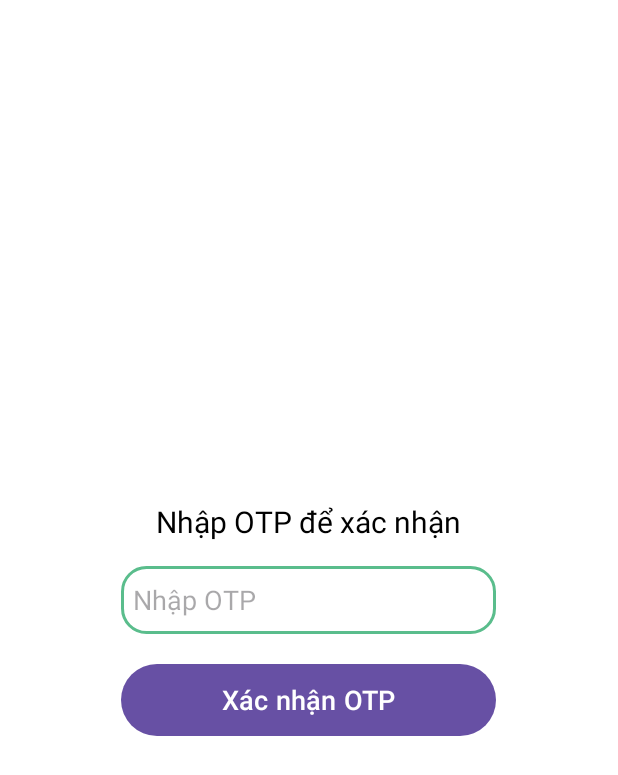
After one commit to phamdanhhuong/Library_Mobile, an Android app: the layout activity_reset_password.xml on its own in the app's theme, with its tools: preview values and no code run, on a phone screen of 412 x 824 dp. The commit adds this screen. Shown: the top 775 px of the screen. Run offline under Robolectric (Android 15) with nearby library versions, the light colour scheme and no system bars; network calls fail.

Commit message:
Thêm quên mật khẩu

```diff
--- a/app/src/main/AndroidManifest.xml
+++ b/app/src/main/AndroidManifest.xml
@@ -26,6 +26,8 @@
         <activity android:name=".LoginActivity"/>
         <activity android:name=".RegisterActivity"/>
         <activity android:name=".OtpRegisterActivity"/>
+        <activity android:name=".SendPasswordResetOtpActivity"/>
+        <activity android:name=".ResetPassActivity"/>
     </application>
     <uses-permission android:name="android.permission.INTERNET" />
     <uses-permission android:name="android.permission.ACCESS_NETWORK_STATE"/>
--- a/app/src/main/java/com/phamhuong/library/LoginActivity.java
+++ b/app/src/main/java/com/phamhuong/library/LoginActivity.java
@@ -50,7 +50,9 @@ public class LoginActivity extends AppCompatActivity {
         });
         init();
         btnForgotPassword.setOnClickListener(view -> {
-            Toast.makeText(this, "Bạn đã bấm quên mk", Toast.LENGTH_SHORT).show();
+            Intent intent = new Intent(this, SendPasswordResetOtpActivity.class);
+            startActivity(intent);
+            finish();
         });
         btnDontHaveAccount.setOnClickListener(view -> {
             Intent intent = new Intent(this, RegisterActivity.class);
--- a/app/src/main/java/com/phamhuong/library/model/RetrofitClient.java
+++ b/app/src/main/java/com/phamhuong/library/model/RetrofitClient.java
@@ -12,7 +12,7 @@ public class RetrofitClient {
                 .build();
         if(retrofit == null){
             retrofit = new Retrofit.Builder()
-                    .baseUrl("http://192.168.1.6:8080/")
+                    .baseUrl("http://192.168.1.3:8080/")
                     .addConverterFactory(GsonConverterFactory.create())
                     .client(client)
                     .build();
--- a/app/src/main/java/com/phamhuong/library/service/APIService.java
+++ b/app/src/main/java/com/phamhuong/library/service/APIService.java
@@ -36,4 +36,8 @@ public interface APIService {
     Call<ApiResponse> SendOtpActiveAccount(@Body Map<String, String> requestBody);
     @POST("/auth/activate-account")
     Call<ApiResponse> activeAccount(@Body Map<String, String> requestBody);
+    @POST("/auth//send-password-reset-otp")
+    Call<String> sendPasswordResetOtp(@Body Map<String, String> requestBody);
+    @POST("/auth//reset-password")
+    Call<String> resetPassword(@Body Map<String, String> requestBody);
 }
--- /dev/null
+++ b/app/src/main/res/layout/activity_reset_password.xml
@@ -0,0 +1,80 @@
+<?xml version="1.0" encoding="utf-8"?>
+<androidx.constraintlayout.widget.ConstraintLayout xmlns:android="http://schemas.android.com/apk/res/android"
+    xmlns:app="http://schemas.android.com/apk/res-auto"
+    xmlns:tools="http://schemas.android.com/tools"
+    android:layout_width="match_parent"
+    android:layout_height="match_parent"
+    android:background="@color/white"
+    tools:context=".SendPasswordResetOtpActivity">
+
+    <LinearLayout
+        android:layout_width="match_parent"
+        android:layout_height="wrap_content"
+        android:gravity="center"
+        android:orientation="vertical"
+        app:layout_constraintTop_toTopOf="parent"
+        app:layout_constraintBottom_toBottomOf="parent"
+        app:layout_constraintStart_toStartOf="parent"
+        app:layout_constraintEnd_toEndOf="parent">
+
+        <TextView
+            android:layout_width="wrap_content"
+            android:layout_height="wrap_content"
+            android:text="Nhập OTP để xác nhận"
+            android:textSize="20sp"
+            android:textColor="@color/black"
+            android:layout_marginBottom="16dp" />
+
+        <EditText
+            android:id="@+id/editTextOtp"
+            android:layout_width="250dp"
+            android:layout_height="45dp"
+            android:hint="Nhập OTP"
+            android:background="@drawable/rounded_edittext"
+            android:inputType="number" />
+
+        <Button
+            android:id="@+id/btnVerifyOtp"
+            android:layout_width="250dp"
+            android:layout_height="wrap_content"
+            android:layout_marginTop="20dp"
+            android:background="@drawable/rounded_button"
+            android:text="Xác nhận OTP"
+            android:textColor="@color/white"
+            android:textSize="18sp" />
+
+        <LinearLayout
+            android:id="@+id/passwordLayout"
+            android:layout_width="match_parent"
+            android:layout_height="wrap_content"
+            android:orientation="vertical"
+            android:visibility="gone">
+
+            <TextView
+                android:layout_width="wrap_content"
+                android:layout_height="wrap_content"
+                android:text="Nhập mật khẩu mới"
+                android:textSize="20sp"
+                android:textColor="@color/black"
+                android:layout_marginTop="16dp" />
+
+            <EditText
+                android:id="@+id/editTextNewPassword"
+                android:layout_width="250dp"
+                android:layout_height="45dp"
+                android:hint="Mật khẩu mới"
+                android:background="@drawable/rounded_edittext"
+                android:inputType="textPassword" />
+
+            <Button
+                android:id="@+id/btnResetPassword"
+                android:layout_width="250dp"
+                android:layout_height="wrap_content"
+                android:layout_marginTop="20dp"
+                android:background="@drawable/rounded_button"
+                android:text="Đặt lại mật khẩu"
+                android:textColor="@color/white"
+                android:textSize="18sp" />
+        </LinearLayout>
+    </LinearLayout>
+</androidx.constraintlayout.widget.ConstraintLayout>
```
Also changed, not shown: app/src/main/java/com/phamhuong/library/ResetPasswordActivity.java (added, +98 -0 lines), app/src/main/java/com/phamhuong/library/SendPasswordResetOtpActivity.java (added, +96 -0 lines), app/src/main/java/com/phamhuong/library/model/ResetPassRequest.java (added, +46 -0 lines), app/src/main/res/layout/activity_send_reset_password_otp.xml (added, +47 -0 lines).
